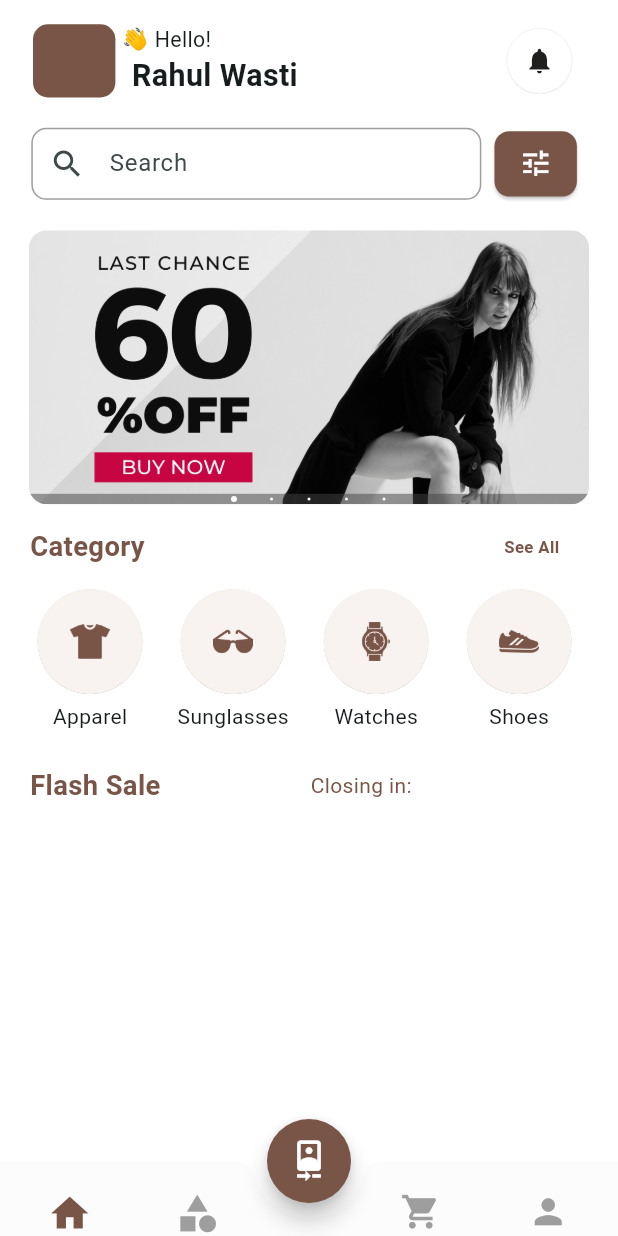
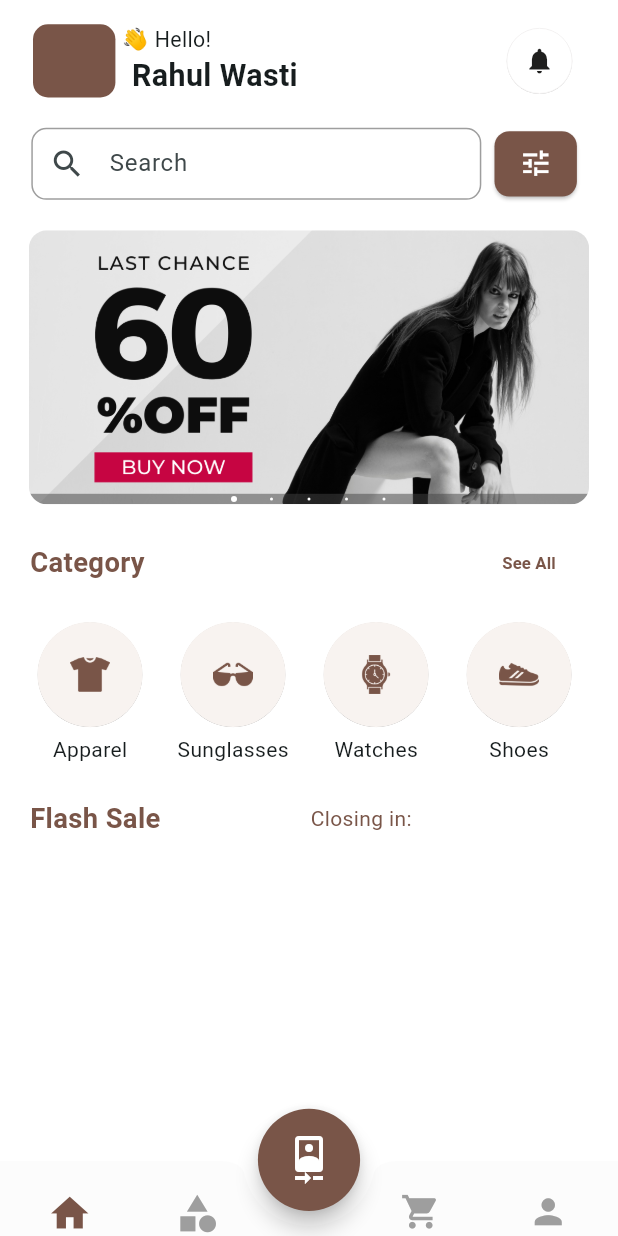
Before and after one commit to Rahulwasti1/CAPSTONE, a Flutter app: the UserNavigation screen opened directly, on a phone screen of 412 x 824 dp. Run offline on Flutter 3.47's test engine with Material 3 defaults, Android fonts, the phone set to English and light mode, and no system bars; our stand-ins replace another_carousel_pro, flutter_screenutil.

Commit message:
Responsive

```diff
--- a/lib/navigation_bar.dart
+++ b/lib/navigation_bar.dart
@@ -27,7 +27,10 @@ class _UserNavigationState extends State<UserNavigation> {
   @override
   Widget build(BuildContext context) {
     return Scaffold(
-      floatingActionButton: FloatingActionButton(
+      floatingActionButton: Container(
+        height: 100.h,
+        width: 62.w,
+        child: FloatingActionButton(
           onPressed: () {
             setState(() {
               currentIndex = 2;
@@ -37,8 +40,9 @@ class _UserNavigationState extends State<UserNavigation> {
           backgroundColor: CustomColors.secondaryColor,
           child: Icon(
             Icons.camera_front,
-          size: 27,
+            size: 32,
             color: Colors.white,
+          ),
         ),
       ),
       floatingActionButtonLocation: FloatingActionButtonLocation.centerDocked,
--- a/lib/screens/Home/userhome.dart
+++ b/lib/screens/Home/userhome.dart
@@ -1,5 +1,6 @@
 import 'package:another_carousel_pro/another_carousel_pro.dart';
 import 'package:capstone/constants/colors.dart';
+import 'package:capstone/screens/Categories/categories.dart';
 import 'package:capstone/screens/Home/home_categories.dart';
 import 'package:flutter/material.dart';
 import 'package:flutter_screenutil/flutter_screenutil.dart';
@@ -148,12 +149,20 @@ class _UserhomeState extends State<Userhome> {
                               fontSize: 18.sp,
                               fontWeight: FontWeight.w600,
                               color: CustomColors.secondaryColor)),
-                      SizedBox(width: 218.w),
-                      Text("See All",
-                          style: TextStyle(
-                              fontSize: 11.sp,
-                              fontWeight: FontWeight.w600,
-                              color: CustomColors.secondaryColor))
+                      SizedBox(width: 204.w),
+                      TextButton(
+                        onPressed: () {
+                          Navigator.push(
+                              context,
+                              MaterialPageRoute(
+                                  builder: (context) => UserCategories()));
+                        },
+                        child: Text("See All",
+                            style: TextStyle(
+                                fontSize: 11.sp,
+                                fontWeight: FontWeight.w600,
+                                color: CustomColors.secondaryColor)),
+                      )
                     ],
                   ),
                   SizedBox(height: 15.h),
```
Lines whose indentation alone changed are shown as unchanged.
